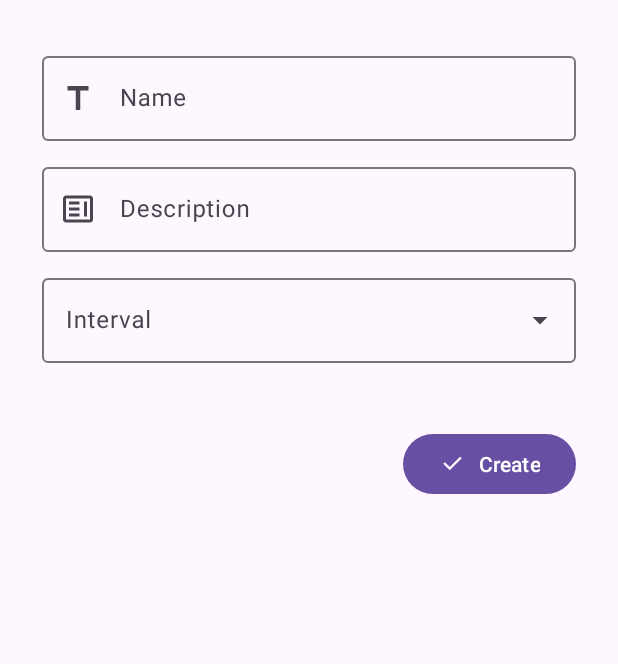
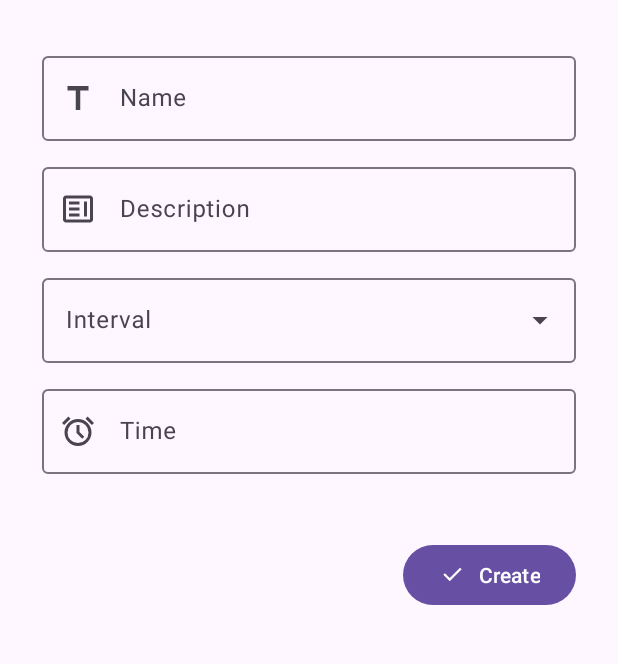
Before and after one commit to Pascal1414/Reminder-App, an Android app: the screen it shows after launch (MainActivity), after a tap on "Create reminder", on a phone screen of 412 x 824 dp, the part 139-803 px from its top. Run offline under Robolectric (Android 15) with nearby library versions, the phone set to English and light mode, and no system bars; our stand-ins replace Room's generated code.

Commit message:
Update CreateReminderFragment

```diff
--- a/app/src/main/java/com/pascalrieder/todotracker/fragment/CreateReminderFragment.kt
+++ b/app/src/main/java/com/pascalrieder/todotracker/fragment/CreateReminderFragment.kt
@@ -10,16 +10,26 @@ import androidx.fragment.app.Fragment
 import androidx.lifecycle.lifecycleScope
 import com.google.android.material.floatingactionbutton.FloatingActionButton
 import com.google.android.material.textfield.MaterialAutoCompleteTextView
+import com.google.android.material.textfield.TextInputEditText
 import com.google.android.material.textfield.TextInputLayout
+import com.google.android.material.timepicker.MaterialTimePicker
+import com.google.android.material.timepicker.MaterialTimePicker.INPUT_MODE_CLOCK
+import com.google.android.material.timepicker.TimeFormat
 import com.pascalrieder.todotracker.AppDatabase
 import com.pascalrieder.todotracker.R
 import com.pascalrieder.todotracker.model.Interval
 import com.pascalrieder.todotracker.model.Reminder
 import com.pascalrieder.todotracker.model.Weekday
 import kotlinx.coroutines.launch
+import java.time.LocalTime
 
 
 class CreateReminderFragment : Fragment(R.layout.fragment_create_reminder) {
+
+    companion object{
+        const val TAG = "CreateReminderFragment"
+    }
+
     private var fab: FloatingActionButton? = null
     private var errorMessageTextView: TextView? = null
     private var createButton: Button? = null
@@ -28,6 +38,9 @@ class CreateReminderFragment : Fragment(R.layout.fragment_create_reminder) {
     private var intervalEditText: MaterialAutoCompleteTextView? = null
     private var weekdayEditTextContainer: TextInputLayout? = null
     private var weekdayEditText: MaterialAutoCompleteTextView? = null
+    private var timeEditTextContainer: TextInputLayout? = null
+    private var timeEditText: TextInputEditText? = null
+    private var selectedTime : LocalTime? = null
 
     private lateinit var db: AppDatabase
 
@@ -44,8 +57,14 @@ class CreateReminderFragment : Fragment(R.layout.fragment_create_reminder) {
         intervalEditText = requireActivity().findViewById(R.id.reminder_interval)
         weekdayEditTextContainer = requireActivity().findViewById(R.id.reminder_weekday_container)
         weekdayEditText = requireActivity().findViewById(R.id.reminder_weekday)
+        timeEditTextContainer = requireActivity().findViewById(R.id.reminder_time_container)
+        timeEditText = requireActivity().findViewById(R.id.reminder_time)
 
         fab?.hide()
+
+        timeEditText?.setOnClickListener {
+            openTimePicker()
+        }
 
         intervalEditText?.setSimpleItems(Interval.getStringValues().toTypedArray())
         intervalEditText?.doOnTextChanged { text, _, _, _ ->
@@ -70,6 +89,22 @@ class CreateReminderFragment : Fragment(R.layout.fragment_create_reminder) {
         weekdayEditTextContainer?.visibility = View.GONE
     }
 
+    private fun openTimePicker() {
+        val picker =
+            MaterialTimePicker.Builder()
+                .setTimeFormat(TimeFormat.CLOCK_24H)
+                .setInputMode(INPUT_MODE_CLOCK)
+                .setTitleText("Select reminder time")
+                .build()
+
+        picker.show(requireActivity().supportFragmentManager, TAG)
+
+        picker.addOnPositiveButtonClickListener {
+            selectedTime = LocalTime.of(picker.hour, picker.minute)
+            timeEditText?.setText(selectedTime.toString())
+        }
+    }
+
     private fun onCreateClick() = requireActivity().lifecycleScope.launch {
         hideError()
         // Get name
@@ -89,7 +124,7 @@ class CreateReminderFragment : Fragment(R.layout.fragment_create_reminder) {
         if (interval == Interval.Weekly.toString())
             weekday = weekdayEditText?.text.toString()
 
-        if (name.isEmpty() || description.isEmpty() || interval.isEmpty()) {
+        if (name.isEmpty() || description.isEmpty() || interval.isEmpty() || selectedTime == null) {
             showError("Please fill in all fields")
             return@launch
         }
@@ -107,7 +142,8 @@ class CreateReminderFragment : Fragment(R.layout.fragment_create_reminder) {
                 name = name,
                 description = description,
                 interval = Interval.valueOf(interval),
-                weekday = weekday?.let { Weekday.valueOf(it) }
+                weekday = weekday?.let { Weekday.valueOf(it) },
+                time = selectedTime!!
             )
         )
 
--- /dev/null
+++ b/app/src/main/res/drawable/ic_alarm.xml
@@ -0,0 +1,9 @@
+<vector xmlns:android="http://schemas.android.com/apk/res/android"
+    android:width="24dp"
+    android:height="24dp"
+    android:viewportWidth="960"
+    android:viewportHeight="960">
+  <path
+      android:pathData="M480,880q-75,0 -140.5,-28.5t-114,-77q-48.5,-48.5 -77,-114T120,520q0,-75 28.5,-140.5t77,-114q48.5,-48.5 114,-77T480,160q75,0 140.5,28.5t114,77q48.5,48.5 77,114T840,520q0,75 -28.5,140.5t-77,114q-48.5,48.5 -114,77T480,880ZM480,520ZM592,688 L648,632 520,504v-184h-80v216l152,152ZM224,94l56,56 -170,170 -56,-56 170,-170ZM736,94 L906,264 850,320 680,150 736,94ZM480,800q117,0 198.5,-81.5T760,520q0,-117 -81.5,-198.5T480,240q-117,0 -198.5,81.5T200,520q0,117 81.5,198.5T480,800Z"
+      android:fillColor="#e3e3e3"/>
+</vector>
--- a/app/src/main/res/layout/fragment_create_reminder.xml
+++ b/app/src/main/res/layout/fragment_create_reminder.xml
@@ -57,6 +57,7 @@
         style="@style/Widget.Material3.TextInputLayout.OutlinedBox.ExposedDropdownMenu"
         android:layout_width="match_parent"
         android:layout_height="wrap_content"
+        android:layout_marginBottom="12dp"
         android:hint="Weekday"
         android:visibility="gone">
 
@@ -66,6 +67,24 @@
             android:layout_height="wrap_content"
             android:inputType="none" />
 
+    </com.google.android.material.textfield.TextInputLayout>
+
+    <com.google.android.material.textfield.TextInputLayout
+        android:id="@+id/reminder_time_container"
+        android:layout_width="match_parent"
+        android:layout_height="wrap_content"
+        android:layout_marginBottom="12dp"
+        android:hint="Time"
+        app:startIconDrawable="@drawable/ic_alarm">
+
+        <com.google.android.material.textfield.TextInputEditText
+            android:id="@+id/reminder_time"
+            android:layout_width="match_parent"
+            android:layout_height="wrap_content"
+            android:focusable="false"
+            android:clickable="true"
+            android:cursorVisible="false"
+            android:inputType="none" />
     </com.google.android.material.textfield.TextInputLayout>
 
     <TextView
```
